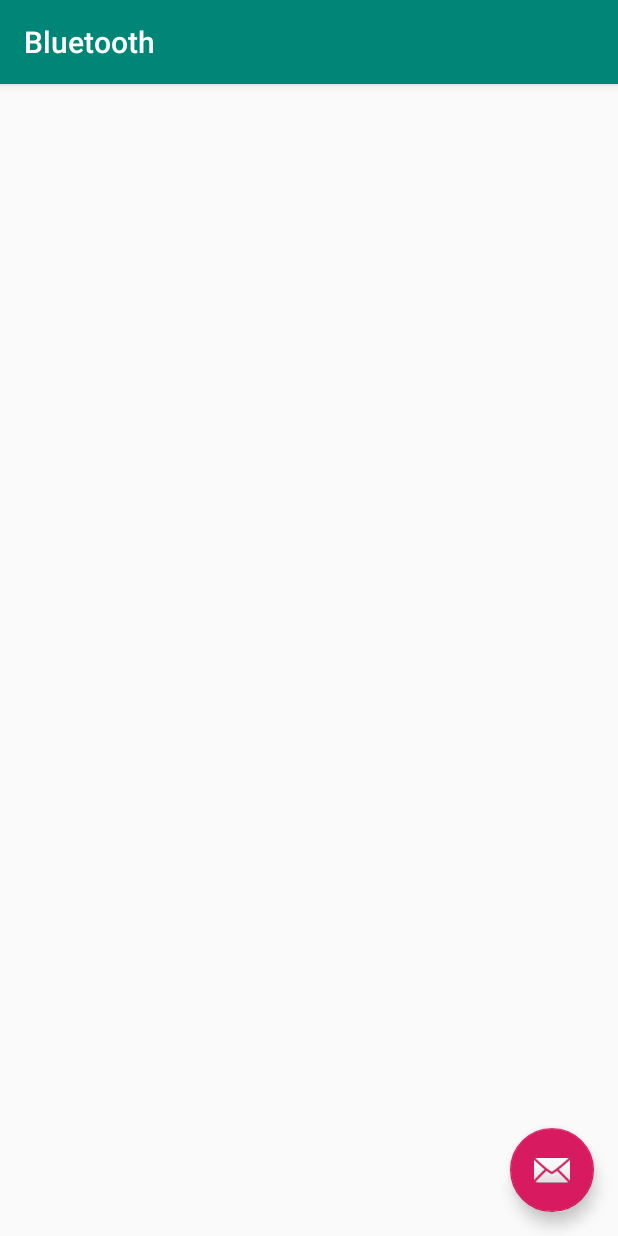
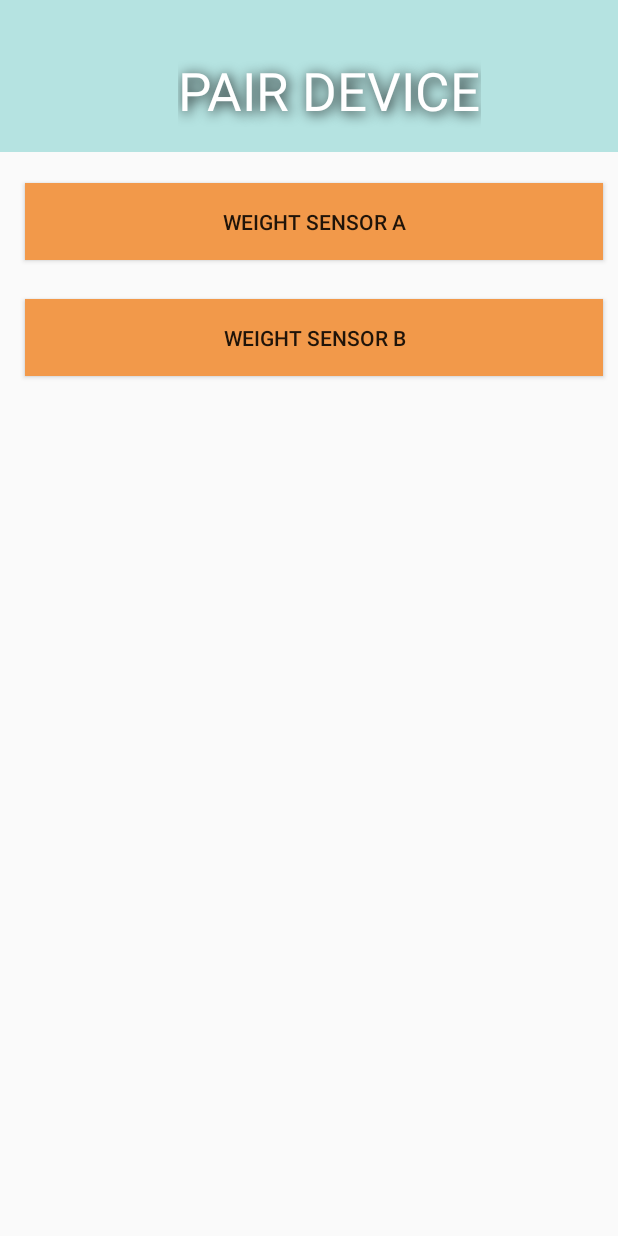
Before and after one commit to amayasolo/Scalar, an Android app: the Bluetooth screen opened directly, with no data from a screen before it, on a phone screen of 412 x 824 dp. Run offline under Robolectric (Android 15) with nearby library versions, the phone set to English and light mode, and no system bars; Roboto replaces fonts that are not available here.

Commit message:
Add and link bluetooth page

```diff
--- a/app/src/main/java/com/createx/scalar/AddScale.java
+++ b/app/src/main/java/com/createx/scalar/AddScale.java
@@ -35,7 +35,7 @@ public class AddScale extends AppCompatActivity {
                 Scale scale = new Scale(sensorID.getText().toString(), itemName.getText().toString());
                 currentUser.addScale(scale);
                 Inventory.updateListView(scale, true);
-                nextScreen(Inventory.class);
+                nextScreen(Bluetooth.class);
             }
         });
 
--- a/app/src/main/java/com/createx/scalar/Bluetooth.java
+++ b/app/src/main/java/com/createx/scalar/Bluetooth.java
@@ -1,6 +1,8 @@
 package com.createx.scalar;
 
+import android.content.Intent;
 import android.os.Bundle;
+import android.widget.Button;
 import com.google.android.material.floatingactionbutton.FloatingActionButton;
 import com.google.android.material.snackbar.Snackbar;
 import androidx.appcompat.app.AppCompatActivity;
@@ -8,21 +10,40 @@ import androidx.appcompat.widget.Toolbar;
 import android.view.View;
 
 public class Bluetooth extends AppCompatActivity {
+    private Button weightsensor;
 
     @Override
     protected void onCreate(Bundle savedInstanceState) {
         super.onCreate(savedInstanceState);
         setContentView(R.layout.activity_bluetooth);
-        Toolbar toolbar = findViewById(R.id.toolbar);
-        setSupportActionBar(toolbar);
+//        Toolbar toolbar = findViewById(R.id.toolbar);
+//        setSupportActionBar(toolbar);
 
-        FloatingActionButton fab = findViewById(R.id.fab);
-        fab.setOnClickListener(new View.OnClickListener() {
+//        FloatingActionButton fab = findViewById(R.id.fab);
+//        fab.setOnClickListener(new View.OnClickListener() {
+//            @Override
+//            public void onClick(View view) {
+//                Snackbar.make(view, "Replace with your own action", Snackbar.LENGTH_LONG)
+//                        .setAction("Action", null).show();
+//            }
+//        });
+        //back to inventory
+        weightsensor = findViewById(R.id.weight_sensor_a);
+        //only changes screen. need to add bluetooth connectivity
+        weightsensor.setOnClickListener(new View.OnClickListener() {
             @Override
-            public void onClick(View view) {
-                Snackbar.make(view, "Replace with your own action", Snackbar.LENGTH_LONG)
-                        .setAction("Action", null).show();
+            public void onClick(View v) {
+                nextScreen(Inventory.class);
             }
         });
     }
+
+    /**
+     * Method that switches between activities
+     * @param screen next screen
+     */
+    public void nextScreen(Class screen) {
+        Intent intent = new Intent(this, screen);
+        startActivity(intent);
+    }
 }
--- a/app/src/main/res/layout/activity_bluetooth.xml
+++ b/app/src/main/res/layout/activity_bluetooth.xml
@@ -1,5 +1,5 @@
 <?xml version="1.0" encoding="utf-8"?>
-<androidx.coordinatorlayout.widget.CoordinatorLayout
+<androidx.constraintlayout.widget.ConstraintLayout
         xmlns:android="http://schemas.android.com/apk/res/android"
         xmlns:app="http://schemas.android.com/apk/res-auto"
         xmlns:tools="http://schemas.android.com/tools"
@@ -7,28 +7,44 @@
         android:layout_height="match_parent"
         tools:context=".Bluetooth">
 
-    <com.google.android.material.appbar.AppBarLayout
-            android:layout_height="wrap_content"
+    <androidx.appcompat.widget.Toolbar
             android:layout_width="match_parent"
-            android:theme="@style/AppTheme.AppBarOverlay">
+            android:layout_height="101dp"
+            android:background="#B5E3E1"
+            android:theme="?attr/actionBarTheme"
+            android:minHeight="?attr/actionBarSize" android:id="@+id/toolbar4"
+            app:layout_constraintTop_toTopOf="parent" app:layout_constraintEnd_toEndOf="parent"
+            app:layout_constraintStart_toStartOf="parent" app:layout_constraintHorizontal_bias="0.571"
+            android:layout_marginBottom="8dp" app:layout_constraintBottom_toTopOf="@+id/fridge1"/>
+    <TextView
+            android:text="PAIR DEVICE"
+            android:layout_width="wrap_content"
+            android:layout_height="56dp" android:id="@+id/inventory"
+            android:textAllCaps="true"
+            android:textSize="35sp" android:textColorHighlight="#000000"
+            app:layout_constraintTop_toTopOf="parent"
+            app:layout_constraintEnd_toEndOf="@+id/toolbar4"
+            app:layout_constraintStart_toStartOf="@+id/toolbar4"
+            android:layout_marginTop="28dp"
+            app:layout_constraintHorizontal_bias="0.564" android:textColor="#FFFFFF" android:shadowColor="#000000"
+            android:shadowDx="1.5" android:shadowDy="1.5" android:shadowRadius="10"
+            app:layout_constraintBottom_toBottomOf="@+id/toolbar4"/>
+    <Button
+            android:text="Weight Sensor A"
+            android:layout_width="385dp"
+            android:layout_height="51dp" android:id="@+id/weight_sensor_a"
+            app:layout_constraintStart_toStartOf="parent" app:layout_constraintEnd_toEndOf="parent"
+            app:layout_constraintTop_toBottomOf="@+id/toolbar4"
+            app:layout_constraintHorizontal_bias="0.615"
+            app:layout_constraintVertical_bias="0.031" app:layout_constraintBottom_toBottomOf="parent"
+            android:background="#F2994A"/>
+    <Button
+            android:text="Weight Sensor B"
+            android:layout_width="385dp"
+            android:layout_height="51dp" android:id="@+id/weight_sensor_b"
+            app:layout_constraintEnd_toEndOf="parent" app:layout_constraintStart_toStartOf="parent"
+            app:layout_constraintBottom_toBottomOf="parent" app:layout_constraintTop_toBottomOf="@+id/toolbar4"
+            app:layout_constraintHorizontal_bias="0.615" app:layout_constraintVertical_bias="0.146"
+            android:background="#F2994A"/>
 
-        <androidx.appcompat.widget.Toolbar
-                android:id="@+id/toolbar"
-                android:layout_width="match_parent"
-                android:layout_height="?attr/actionBarSize"
-                android:background="?attr/colorPrimary"
-                app:popupTheme="@style/AppTheme.PopupOverlay"/>
-
-    </com.google.android.material.appbar.AppBarLayout>
-
-    <include layout="@layout/content_bluetooth"/>
-
-    <com.google.android.material.floatingactionbutton.FloatingActionButton
-            android:id="@+id/fab"
-            android:layout_width="wrap_content"
-            android:layout_height="wrap_content"
-            android:layout_gravity="bottom|end"
-            android:layout_margin="@dimen/fab_margin"
-            app:srcCompat="@android:drawable/ic_dialog_email"/>
-
-</androidx.coordinatorlayout.widget.CoordinatorLayout>
+</androidx.constraintlayout.widget.ConstraintLayout>
```
